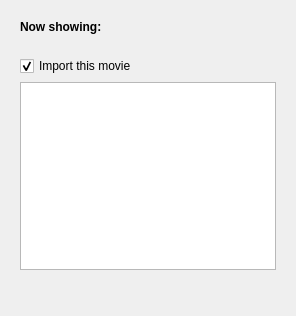
hippydream/movida, file src/mvdshared/ui/importsummarypage.ui: the form before one commit.
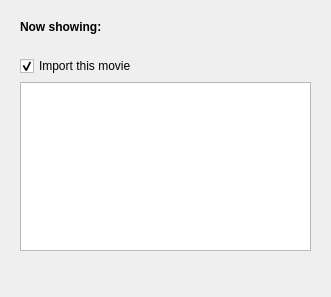
The form after the commit. Custom widgets are drawn as their Qt base class.

```diff
--- a/src/mvdshared/ui/importsummarypage.ui
+++ b/src/mvdshared/ui/importsummarypage.ui
@@ -5,8 +5,8 @@
    <rect>
     <x>0</x>
     <y>0</y>
-    <width>296</width>
-    <height>316</height>
+    <width>331</width>
+    <height>297</height>
    </rect>
   </property>
   <property name="windowTitle" >
```
